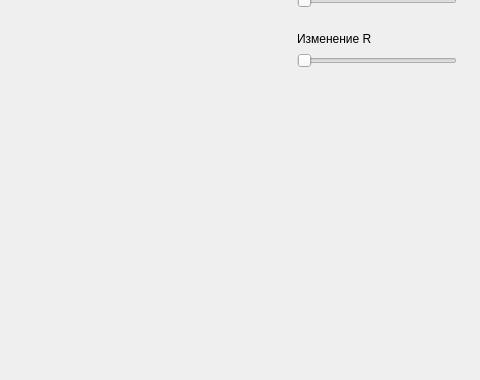
This is mainwindow.ui in Tanya-Gordeyeva/graphicsCW as Qt 5 draws it before an edit; both pictures show x 273 to 753 and y 219 to 599 of the 753 by 599 pixel window. The edited form follows.
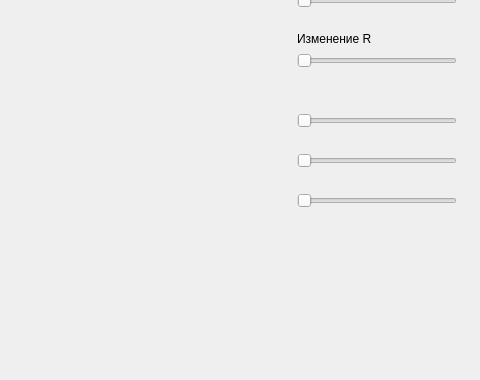
This is the edited form.

```diff
--- a/mainwindow.ui
+++ b/mainwindow.ui
@@ -118,6 +118,45 @@
      <string>Изменение R</string>
     </property>
    </widget>
+   <widget class="QSlider" name="horizontalSlider_5">
+    <property name="geometry">
+     <rect>
+      <x>570</x>
+      <y>330</y>
+      <width>160</width>
+      <height>19</height>
+     </rect>
+    </property>
+    <property name="orientation">
+     <enum>Qt::Horizontal</enum>
+    </property>
+   </widget>
+   <widget class="QSlider" name="horizontalSlider_7">
+    <property name="geometry">
+     <rect>
+      <x>570</x>
+      <y>370</y>
+      <width>160</width>
+      <height>19</height>
+     </rect>
+    </property>
+    <property name="orientation">
+     <enum>Qt::Horizontal</enum>
+    </property>
+   </widget>
+   <widget class="QSlider" name="horizontalSlider_8">
+    <property name="geometry">
+     <rect>
+      <x>570</x>
+      <y>410</y>
+      <width>160</width>
+      <height>19</height>
+     </rect>
+    </property>
+    <property name="orientation">
+     <enum>Qt::Horizontal</enum>
+    </property>
+   </widget>
   </widget>
  </widget>
  <layoutdefault spacing="6" margin="11"/>
```
